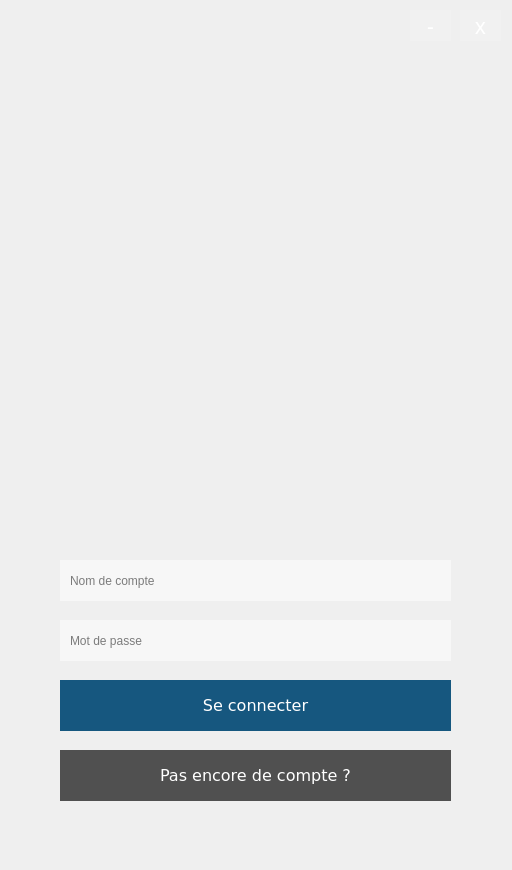
Qt form Babel/client/forms/BabelFlyer.ui (gvsurenderreddy/Babel-VOIP) before a commit.
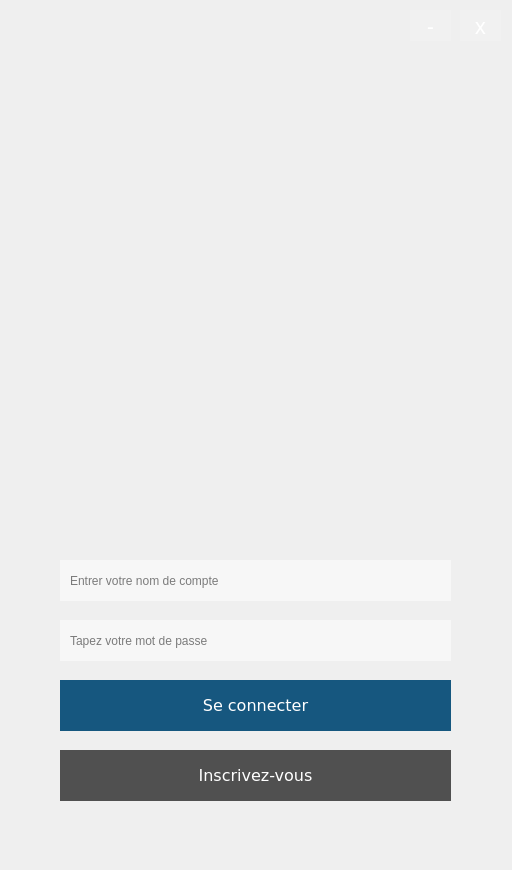
The same form after that commit. Icons and pictures are not drawn.

Patch:
```diff
--- a/Babel/client/forms/BabelFlyer.ui
+++ b/Babel/client/forms/BabelFlyer.ui
@@ -102,7 +102,7 @@
       </string>
    </property>
    <property name="placeholderText">
-    <string>Nom de compte</string>
+    <string>Entrer votre nom de compte</string>
    </property>
   </widget>
   <widget class="QLineEdit" name="pwdEdit">
@@ -124,7 +124,7 @@
       </string>
    </property>
    <property name="placeholderText">
-    <string>Mot de passe</string>
+    <string>Tapez votre mot de passe</string>
    </property>
   </widget>
   <widget class="QPushButton" name="login">
@@ -214,7 +214,7 @@
       </string>
    </property>
    <property name="text">
-    <string>Pas encore de compte ?</string>
+    <string>Inscrivez-vous</string>
    </property>
   </widget>
  </widget>
```
